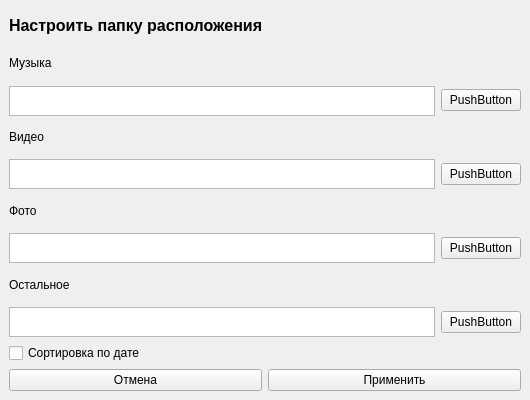
Above: ui/folderselect.ui from USATU-Project/DesktopHelper before the change. Below: the same form after it.
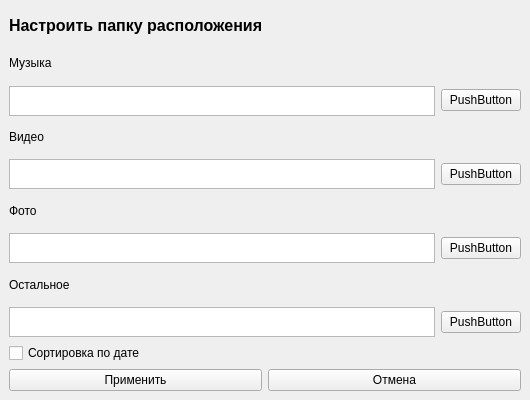
That is the form after the change.

The edit to the form file:
```diff
--- a/ui/folderselect.ui
+++ b/ui/folderselect.ui
@@ -206,16 +206,16 @@
     <item>
      <layout class="QHBoxLayout" name="horizontalLayout_5">
       <item>
-       <widget class="QPushButton" name="cancel_button">
+       <widget class="QPushButton" name="accept_button">
         <property name="text">
-         <string>Отмена</string>
+         <string>Применить</string>
         </property>
        </widget>
       </item>
       <item>
-       <widget class="QPushButton" name="accept_button">
+       <widget class="QPushButton" name="cancel_button">
         <property name="text">
-         <string>Применить</string>
+         <string>Отмена</string>
         </property>
        </widget>
       </item>
```
